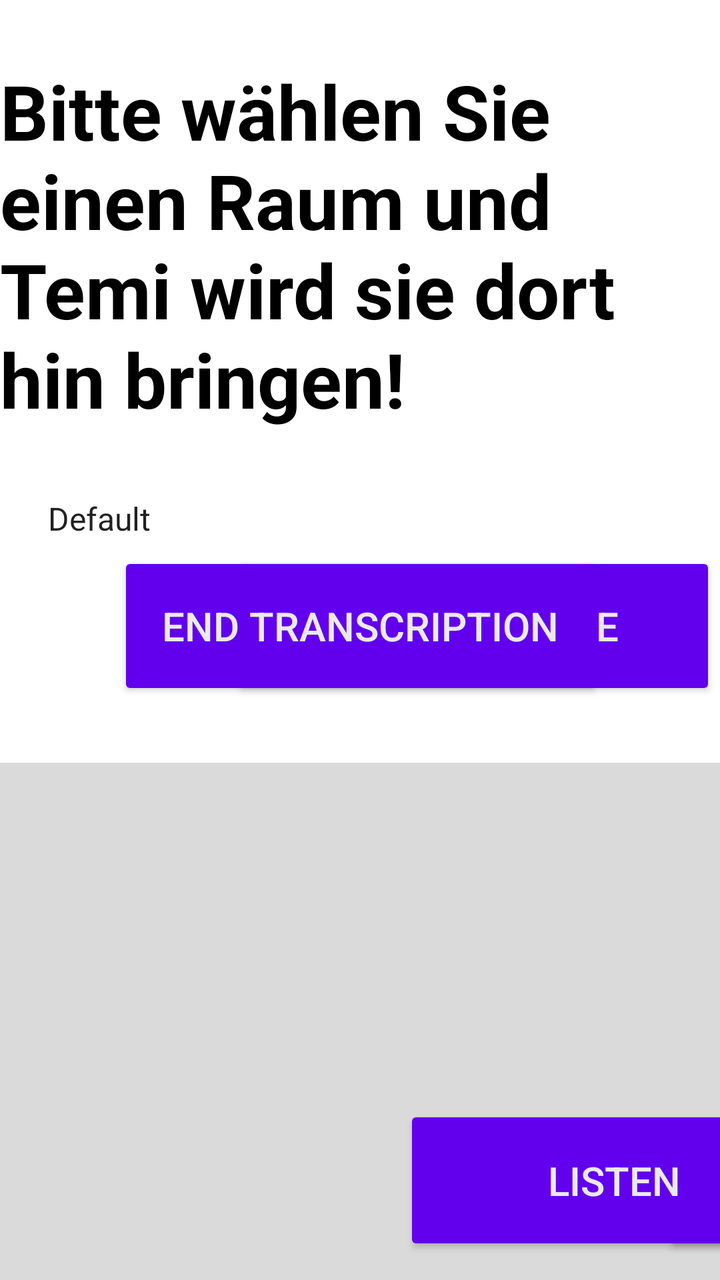
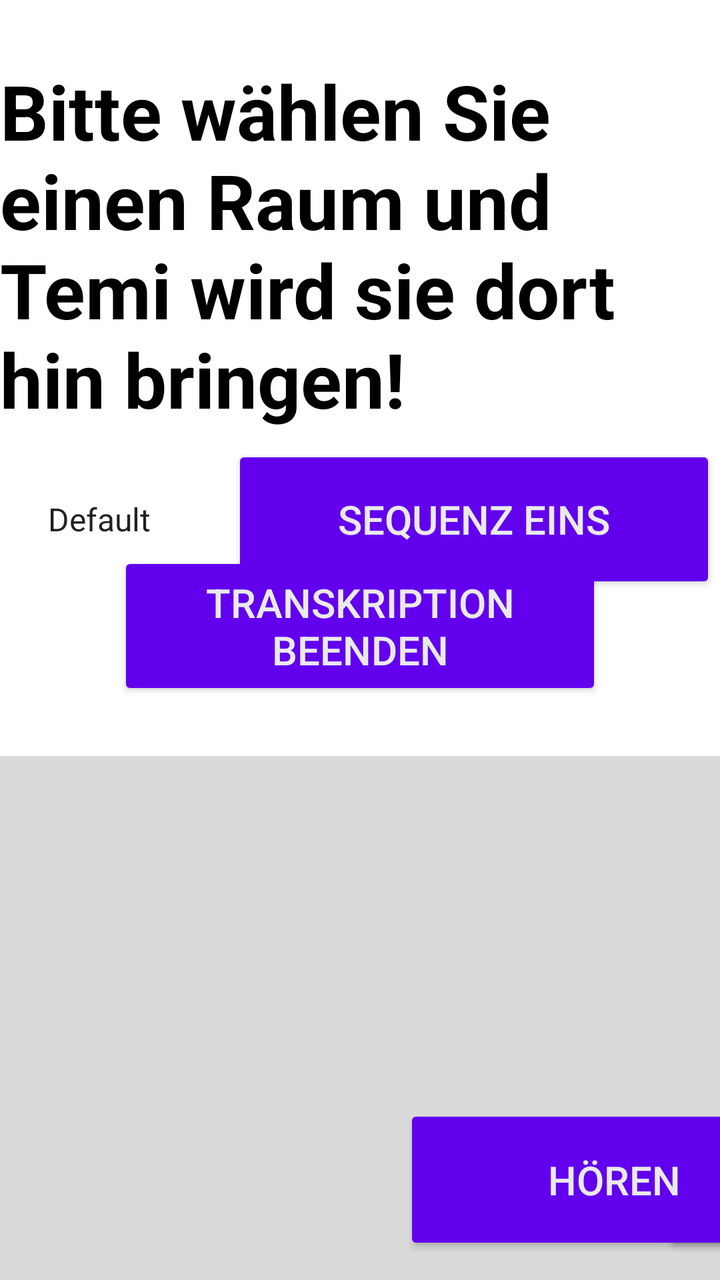

An Android layout rendered at two revisions. The XML below is the earlier revision; the diff shows what the commit changed to produce the second picture.
<!-- AndroidManifest.xml: application theme Theme.Temi_elevator -->
<!-- res/layout/activity_main.xml -->
<?xml version="1.0" encoding="utf-8"?>
<androidx.constraintlayout.widget.ConstraintLayout xmlns:android="http://schemas.android.com/apk/res/android"
    xmlns:app="http://schemas.android.com/apk/res-auto"
    xmlns:tools="http://schemas.android.com/tools"
    android:layout_width="match_parent"
    android:layout_height="match_parent"
    android:background="?attr/colorSurface">

    <TextView
        android:id="@+id/topTextView"
        android:layout_width="wrap_content"
        android:layout_height="wrap_content"
        android:layout_marginTop="30dp"
        android:text="@string/top_view_text"
        android:textColor="?attr/colorOnSurface"
        android:textSize="38sp"
        android:textStyle="bold"
        app:layout_constraintEnd_toEndOf="parent"
        app:layout_constraintStart_toStartOf="parent"
        app:layout_constraintTop_toTopOf="parent" />

    <androidx.constraintlayout.widget.ConstraintLayout
        android:layout_width="match_parent"
        android:layout_height="0dp"
        app:layout_constraintBottom_toBottomOf="parent"
        app:layout_constraintEnd_toEndOf="parent"
        app:layout_constraintHorizontal_bias="0.0"
        app:layout_constraintStart_toStartOf="parent"
        app:layout_constraintTop_toBottomOf="@+id/topTextView"
        app:layout_constraintVertical_bias="1.0">

        <Button
            android:id="@+id/sequence1Button"
            android:layout_width="242dp"
            android:layout_height="74dp"
            android:backgroundTint="?attr/colorPrimary"
            android:text="@string/sequenceOne"
            android:textColor="?attr/colorOnPrimary"
            android:textSize="20sp"
            app:layout_constraintBottom_toBottomOf="@+id/endTranscription"
            app:layout_constraintEnd_toEndOf="parent"
            app:layout_constraintHorizontal_bias="0.984"
            app:layout_constraintStart_toStartOf="parent"
            app:layout_constraintTop_toTopOf="@+id/endTranscription"
            app:layout_constraintVertical_bias="0.159" />

        <Spinner
            android:id="@+id/dropdownMenu"
            android:layout_width="1090dp"
            android:layout_height="44dp"
            android:layout_marginStart="16dp"
            android:layout_marginTop="28dp"
            android:backgroundTint="?attr/colorOnTertiary"
            android:entries="@array/spinner_items"
            android:scrollbarSize="30dp"
            app:layout_constraintBottom_toTopOf="@+id/endTranscription"
            app:layout_constraintStart_toStartOf="parent"
            app:layout_constraintTop_toTopOf="parent"
            tools:ignore="VisualLintBounds" />

        <Button
            android:id="@+id/confirmLocationButton"
            android:layout_width="156dp"
            android:layout_height="63dp"
            android:layout_marginEnd="16dp"
            android:elegantTextHeight="true"
            android:text="@string/confirm"
            android:textSize="20sp"
            android:backgroundTint="?attr/colorPrimary"
            android:textColor="?attr/colorOnPrimary"
            app:layout_constraintBottom_toBottomOf="@+id/dropdownMenu"
            app:layout_constraintEnd_toEndOf="parent"
            app:layout_constraintHorizontal_bias="0.0"
            app:layout_constraintStart_toEndOf="@+id/dropdownMenu"
            app:layout_constraintTop_toTopOf="@+id/dropdownMenu"
            tools:ignore="VisualLintButtonSize" />

        <androidx.constraintlayout.widget.ConstraintLayout
            android:id="@+id/constraintLayout"
            android:layout_width="match_parent"
            android:layout_height="0dp"
            android:layout_marginTop="100dp"
            app:layout_constraintBottom_toBottomOf="parent"
            app:layout_constraintEnd_toEndOf="parent"
            app:layout_constraintHorizontal_bias="0.0"
            app:layout_constraintStart_toStartOf="parent"
            app:layout_constraintTop_toBottomOf="@+id/dropdownMenu"
            app:layout_constraintVertical_bias="0.0">

            <TextView
                android:id="@+id/elevatorTextView"
                android:layout_width="wrap_content"
                android:layout_height="wrap_content"
                android:text=""
                android:textAlignment="center"
                android:textColor="?attr/colorOnSurface"
                android:textSize="60sp"
                android:textStyle="bold"
                app:layout_constraintEnd_toEndOf="parent"
                app:layout_constraintStart_toStartOf="parent"
                app:layout_constraintTop_toTopOf="parent" />

            <TextView
                android:id="@+id/confirmTextView"
                android:layout_width="wrap_content"
                android:layout_height="wrap_content"
                android:text=""
                android:textAlignment="center"
                android:textColor="?attr/colorOnSurface"
                android:textSize="60sp"
                android:textStyle="bold"
                app:layout_constraintBottom_toBottomOf="parent"
                app:layout_constraintEnd_toEndOf="parent"
                app:layout_constraintStart_toStartOf="parent"
                app:layout_constraintTop_toBottomOf="@+id/elevatorTextView" />

            <Button
                android:id="@+id/confirmArrivedButton"
                android:layout_width="406dp"
                android:layout_height="80dp"
                android:backgroundTint="?attr/colorPrimary"
                android:clickable="false"
                android:text="@string/ja"
                android:textColor="?attr/colorOnPrimary"
                android:textSize="20sp"
                android:visibility="invisible"
                app:layout_constraintBottom_toBottomOf="@+id/confirmTextView"
                app:layout_constraintEnd_toEndOf="@+id/transcription"
                app:layout_constraintStart_toStartOf="@+id/transcription"
                app:layout_constraintTop_toTopOf="@+id/elevatorTextView" />

            <Button
                android:id="@+id/confirmFinishButton"
                android:layout_width="wrap_content"
                android:layout_height="wrap_content"
                android:layout_marginTop="14dp"
                android:text="@string/vielen_dank_temi"
                android:visibility="invisible"
                android:backgroundTint="?attr/colorPrimary"
                android:textColor="?attr/colorOnPrimary"
                app:layout_constraintEnd_toEndOf="parent"
                app:layout_constraintStart_toStartOf="parent"
                app:layout_constraintTop_toBottomOf="@+id/elevatorTextView" />

            <Button
                android:id="@+id/QRCodeButton"
                android:layout_width="wrap_content"
                android:layout_height="wrap_content"
                android:text="@string/i_want_to_scan_a_qr_code"
                android:visibility="invisible"
                android:backgroundTint="?attr/colorPrimary"
                android:textColor="?attr/colorOnPrimary"
                app:layout_constraintBottom_toBottomOf="parent"
                app:layout_constraintEnd_toEndOf="parent"
                app:layout_constraintStart_toStartOf="parent"
                app:layout_constraintTop_toBottomOf="@+id/confirmArrivedButton"
                app:layout_constraintVertical_bias="0.813" />

            <Button
                android:id="@+id/MenuButton"
                android:layout_width="242dp"
                android:layout_height="74dp"
                android:elegantTextHeight="true"
                android:text="@string/quit"
                android:textSize="20sp"
                android:backgroundTint="?attr/colorPrimary"
                android:textColor="?attr/colorOnPrimary"
                app:layout_constraintBottom_toBottomOf="@+id/QRCodeButton"
                app:layout_constraintEnd_toEndOf="@+id/transcription" />

            <Button
                android:id="@+id/listen"
                android:layout_width="210dp"
                android:layout_height="75dp"
                android:text="@string/listen"
                android:textSize="20sp"
                android:backgroundTint="?attr/colorPrimary"
                android:textColor="?attr/colorOnPrimary"
                app:layout_constraintBottom_toBottomOf="@+id/QRCodeButton"
                app:layout_constraintEnd_toStartOf="@+id/MenuButton"
                app:layout_constraintStart_toEndOf="@+id/QRCodeButton" />

            <TextView
                android:id="@+id/transcription"
                android:layout_width="1244dp"
                android:layout_height="353dp"
                android:layout_marginStart="16dp"
                android:layout_marginEnd="16dp"
                android:autofillHints=""
                android:background="?attr/colorOnTertiary"
                android:ems="10"
                android:text="@string/TranscriptionText"
                android:textColor="?attr/colorOnSurface"
                android:textSize="25sp"
                app:layout_constraintBottom_toTopOf="@+id/listen"
                app:layout_constraintEnd_toEndOf="parent"
                app:layout_constraintHorizontal_bias="0.75"
                app:layout_constraintStart_toStartOf="parent"
                app:layout_constraintTop_toTopOf="parent"
                app:layout_constraintVertical_bias="0.0"
                tools:ignore="LabelFor,VisualLintTextFieldSize,VisualLintBounds" />

            <Button
                android:id="@+id/themeButton"
                android:layout_width="wrap_content"
                android:layout_height="wrap_content"
                android:layout_marginEnd="16dp"
                android:elegantTextHeight="true"
                android:text="@string/theme"
                android:backgroundTint="?attr/colorPrimary"
                android:textColor="?attr/colorOnPrimary"
                app:layout_constraintBottom_toBottomOf="@+id/QRCodeButton"
                app:layout_constraintEnd_toEndOf="parent"
                app:layout_constraintHorizontal_bias="0.016"
                app:layout_constraintStart_toStartOf="@+id/transcription" />

        </androidx.constraintlayout.widget.ConstraintLayout>

        <Button
            android:id="@+id/endTranscription"
            android:layout_width="242dp"
            android:layout_height="74dp"
            android:backgroundTint="?attr/colorPrimary"
            android:text="@string/end_transcription"
            android:textColor="?attr/colorOnPrimary"
            android:textSize="20sp"
            app:layout_constraintBottom_toBottomOf="parent"
            app:layout_constraintEnd_toEndOf="parent"
            app:layout_constraintStart_toStartOf="parent"
            app:layout_constraintTop_toTopOf="parent"
            app:layout_constraintVertical_bias="0.175" />
    </androidx.constraintlayout.widget.ConstraintLayout>

</androidx.constraintlayout.widget.ConstraintLayout>
<!-- resources referenced by this layout -->
<resources>
  <string-array name="spinner_items">
          <item>Default</item>
      </string-array>
  <string name="TranscriptionText">Transcription will appear here...</string>
  <string name="confirm">Confirm</string>
  <string name="end_transcription">End Transcription</string>
  <string name="i_want_to_scan_a_qr_code">I want to scan a QR Code</string>
  <string name="ja">Zurück zur Basisstation</string>
  <string name="listen">Listen</string>
  <string name="quit">Quit</string>
  <string name="sequenceOne">Sequence One</string>
  <string name="theme">Dark Mode</string>
  <string name="top_view_text">Bitte wählen Sie einen Raum und Temi wird sie dort hin bringen!</string>
  <string name="vielen_dank_temi">Vielen Dank Temi</string>
  <style name="Theme.Temi_elevator" parent="Theme.MaterialComponents.DayNight.DarkActionBar">
          
          <item name="colorPrimary">@color/purple_500</item>
          <item name="colorPrimaryVariant">@color/purple_700</item>
          <item name="colorOnPrimary">@color/white_grey</item>
          <item name="colorOnTertiary">@color/white_text</item>
          
          <item name="colorSecondary">@color/teal_200</item>
          <item name="colorSecondaryVariant">@color/teal_700</item>
          <item name="colorOnSecondary">@color/black</item>
          
          <item name="android:statusBarColor">?attr/colorPrimaryVariant</item>
          
      </style>
  <color name="purple_500">#FF6200EE</color>
  <color name="purple_700">#FF3700B3</color>
  <color name="white_grey">#EAEAEA</color>
  <color name="white_text">#DADADA</color>
  <color name="teal_200">#FF03DAC5</color>
  <color name="teal_700">#FF018786</color>
  <color name="black">#FF000000</color>
</resources>

<!-- the commit's change to res/layout/activity_main.xml (unified diff, before → after) -->
@@ -24,7 +24,7 @@
         android:layout_height="0dp"
         app:layout_constraintBottom_toBottomOf="parent"
         app:layout_constraintEnd_toEndOf="parent"
-        app:layout_constraintHorizontal_bias="0.0"
+        app:layout_constraintHorizontal_bias="1.0"
         app:layout_constraintStart_toStartOf="parent"
         app:layout_constraintTop_toBottomOf="@+id/topTextView"
         app:layout_constraintVertical_bias="1.0">
@@ -37,17 +37,17 @@
             android:text="@string/sequenceOne"
             android:textColor="?attr/colorOnPrimary"
             android:textSize="20sp"
-            app:layout_constraintBottom_toBottomOf="@+id/endTranscription"
+            app:layout_constraintBottom_toBottomOf="@+id/confirmLocationButton"
             app:layout_constraintEnd_toEndOf="parent"
             app:layout_constraintHorizontal_bias="0.984"
             app:layout_constraintStart_toStartOf="parent"
-            app:layout_constraintTop_toTopOf="@+id/endTranscription"
-            app:layout_constraintVertical_bias="0.159" />
+            app:layout_constraintTop_toTopOf="@+id/confirmLocationButton"
+            app:layout_constraintVertical_bias="0.0" />
 
         <Spinner
             android:id="@+id/dropdownMenu"
-            android:layout_width="1090dp"
-            android:layout_height="44dp"
+            android:layout_width="816dp"
+            android:layout_height="37dp"
             android:layout_marginStart="16dp"
             android:layout_marginTop="28dp"
             android:backgroundTint="?attr/colorOnTertiary"
@@ -60,14 +60,14 @@
 
         <Button
             android:id="@+id/confirmLocationButton"
-            android:layout_width="156dp"
-            android:layout_height="63dp"
+            android:layout_width="176dp"
+            android:layout_height="74dp"
             android:layout_marginEnd="16dp"
+            android:backgroundTint="?attr/colorPrimary"
             android:elegantTextHeight="true"
             android:text="@string/confirm"
+            android:textColor="?attr/colorOnPrimary"
             android:textSize="20sp"
-            android:backgroundTint="?attr/colorPrimary"
-            android:textColor="?attr/colorOnPrimary"
             app:layout_constraintBottom_toBottomOf="@+id/dropdownMenu"
             app:layout_constraintEnd_toEndOf="parent"
             app:layout_constraintHorizontal_bias="0.0"
@@ -134,10 +134,10 @@
                 android:layout_width="wrap_content"
                 android:layout_height="wrap_content"
                 android:layout_marginTop="14dp"
+                android:backgroundTint="?attr/colorPrimary"
                 android:text="@string/vielen_dank_temi"
+                android:textColor="?attr/colorOnPrimary"
                 android:visibility="invisible"
-                android:backgroundTint="?attr/colorPrimary"
-                android:textColor="?attr/colorOnPrimary"
                 app:layout_constraintEnd_toEndOf="parent"
                 app:layout_constraintStart_toStartOf="parent"
                 app:layout_constraintTop_toBottomOf="@+id/elevatorTextView" />
@@ -146,10 +146,10 @@
                 android:id="@+id/QRCodeButton"
                 android:layout_width="wrap_content"
                 android:layout_height="wrap_content"
+                android:backgroundTint="?attr/colorPrimary"
                 android:text="@string/i_want_to_scan_a_qr_code"
+                android:textColor="?attr/colorOnPrimary"
                 android:visibility="invisible"
-                android:backgroundTint="?attr/colorPrimary"
-                android:textColor="?attr/colorOnPrimary"
                 app:layout_constraintBottom_toBottomOf="parent"
                 app:layout_constraintEnd_toEndOf="parent"
                 app:layout_constraintStart_toStartOf="parent"
@@ -160,11 +160,11 @@
                 android:id="@+id/MenuButton"
                 android:layout_width="242dp"
                 android:layout_height="74dp"
+                android:backgroundTint="?attr/colorPrimary"
                 android:elegantTextHeight="true"
                 android:text="@string/quit"
+                android:textColor="?attr/colorOnPrimary"
                 android:textSize="20sp"
-                android:backgroundTint="?attr/colorPrimary"
-                android:textColor="?attr/colorOnPrimary"
                 app:layout_constraintBottom_toBottomOf="@+id/QRCodeButton"
                 app:layout_constraintEnd_toEndOf="@+id/transcription" />
 
@@ -172,10 +172,10 @@
                 android:id="@+id/listen"
                 android:layout_width="210dp"
                 android:layout_height="75dp"
+                android:backgroundTint="?attr/colorPrimary"
                 android:text="@string/listen"
+                android:textColor="?attr/colorOnPrimary"
                 android:textSize="20sp"
-                android:backgroundTint="?attr/colorPrimary"
-                android:textColor="?attr/colorOnPrimary"
                 app:layout_constraintBottom_toBottomOf="@+id/QRCodeButton"
                 app:layout_constraintEnd_toStartOf="@+id/MenuButton"
                 app:layout_constraintStart_toEndOf="@+id/QRCodeButton" />
@@ -205,9 +205,9 @@
                 android:layout_width="wrap_content"
                 android:layout_height="wrap_content"
                 android:layout_marginEnd="16dp"
+                android:backgroundTint="?attr/colorPrimary"
                 android:elegantTextHeight="true"
                 android:text="@string/theme"
-                android:backgroundTint="?attr/colorPrimary"
                 android:textColor="?attr/colorOnPrimary"
                 app:layout_constraintBottom_toBottomOf="@+id/QRCodeButton"
                 app:layout_constraintEnd_toEndOf="parent"
@@ -229,6 +229,19 @@
             app:layout_constraintStart_toStartOf="parent"
             app:layout_constraintTop_toTopOf="parent"
             app:layout_constraintVertical_bias="0.175" />
+
+        <ProgressBar
+            android:id="@+id/isRecordingBar"
+            style="?android:attr/progressBarStyle"
+            android:layout_width="wrap_content"
+            android:layout_height="wrap_content"
+            android:layout_marginTop="20dp"
+            app:layout_constraintBottom_toBottomOf="@+id/endTranscription"
+            app:layout_constraintEnd_toEndOf="@+id/sequence1Button"
+            app:layout_constraintHorizontal_bias="1.0"
+            app:layout_constraintStart_toStartOf="@+id/sequence1Button"
+            app:layout_constraintTop_toTopOf="@+id/endTranscription"
+            app:layout_constraintVertical_bias="0.0" />
     </androidx.constraintlayout.widget.ConstraintLayout>
 
 </androidx.constraintlayout.widget.ConstraintLayout>
<!-- resource entries referenced after the edit -->
@@ -3,15 +3,15 @@
   <string-array name="spinner_items">
           <item>Default</item>
       </string-array>
-  <string name="TranscriptionText">Transcription will appear here...</string>
-  <string name="confirm">Confirm</string>
-  <string name="end_transcription">End Transcription</string>
+  <string name="TranscriptionText">Transkription wird hier angezeigt...</string>
+  <string name="confirm">Bestätigen</string>
+  <string name="end_transcription">Transkription beenden</string>
   <string name="i_want_to_scan_a_qr_code">I want to scan a QR Code</string>
   <string name="ja">Zurück zur Basisstation</string>
-  <string name="listen">Listen</string>
-  <string name="quit">Quit</string>
-  <string name="sequenceOne">Sequence One</string>
-  <string name="theme">Dark Mode</string>
+  <string name="listen">Hören</string>
+  <string name="quit">Beenden</string>
+  <string name="sequenceOne">Sequenz Eins</string>
+  <string name="theme">Dunkler Modus</string>
   <string name="top_view_text">Bitte wählen Sie einen Raum und Temi wird sie dort hin bringen!</string>
   <string name="vielen_dank_temi">Vielen Dank Temi</string>
   <style name="Theme.Temi_elevator" parent="Theme.MaterialComponents.DayNight.DarkActionBar">
@@ -21,19 +21,26 @@
           <item name="colorOnPrimary">@color/white_grey</item>
           <item name="colorOnTertiary">@color/white_text</item>
           
-          <item name="colorSecondary">@color/teal_200</item>
+          <item name="colorSecondary">@color/light_red</item>
           <item name="colorSecondaryVariant">@color/teal_700</item>
           <item name="colorOnSecondary">@color/black</item>
           
           <item name="android:statusBarColor">?attr/colorPrimaryVariant</item>
+          
+          <item name="android:colorPrimary">@color/purple_500</item>
+          <item name="android:colorPrimaryDark">@color/purple_700</item>
+          <item name="android:actionBarStyle">@style/ActionBarStyle</item>
           
       </style>
   <color name="purple_500">#FF6200EE</color>
   <color name="purple_700">#FF3700B3</color>
   <color name="white_grey">#EAEAEA</color>
   <color name="white_text">#DADADA</color>
-  <color name="teal_200">#FF03DAC5</color>
+  <color name="light_red">#c55655</color>
   <color name="teal_700">#FF018786</color>
   <color name="black">#FF000000</color>
+  <style name="ActionBarStyle" parent="Widget.AppCompat.ActionBar">
+          <item name="background">@color/purple_500</item>
+      </style>
 </resources>
 
